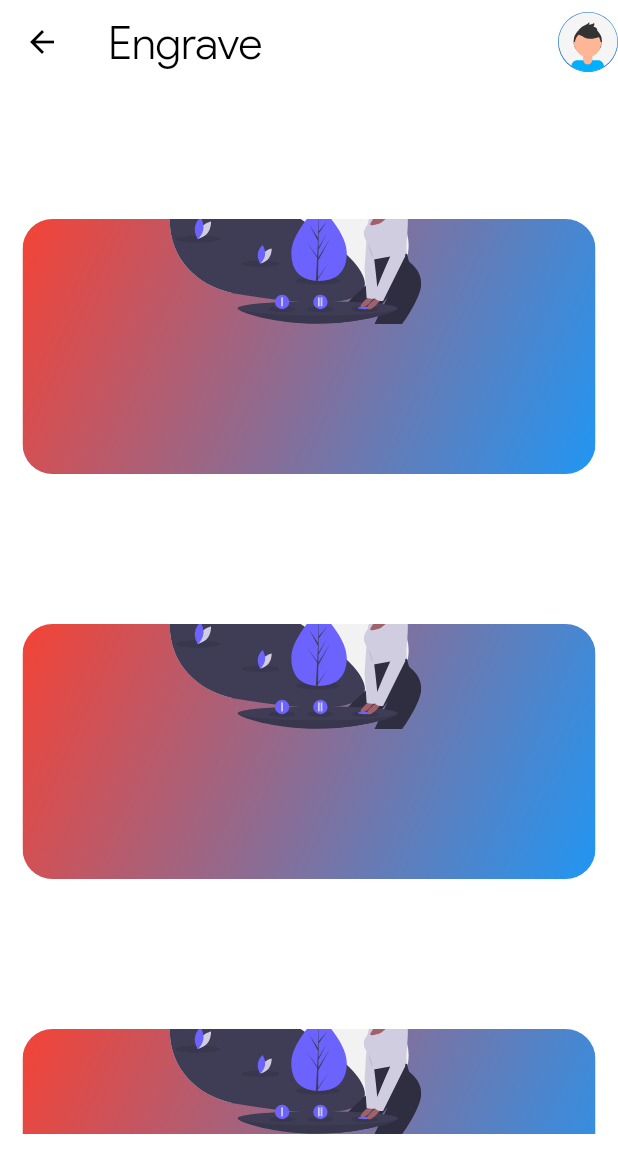
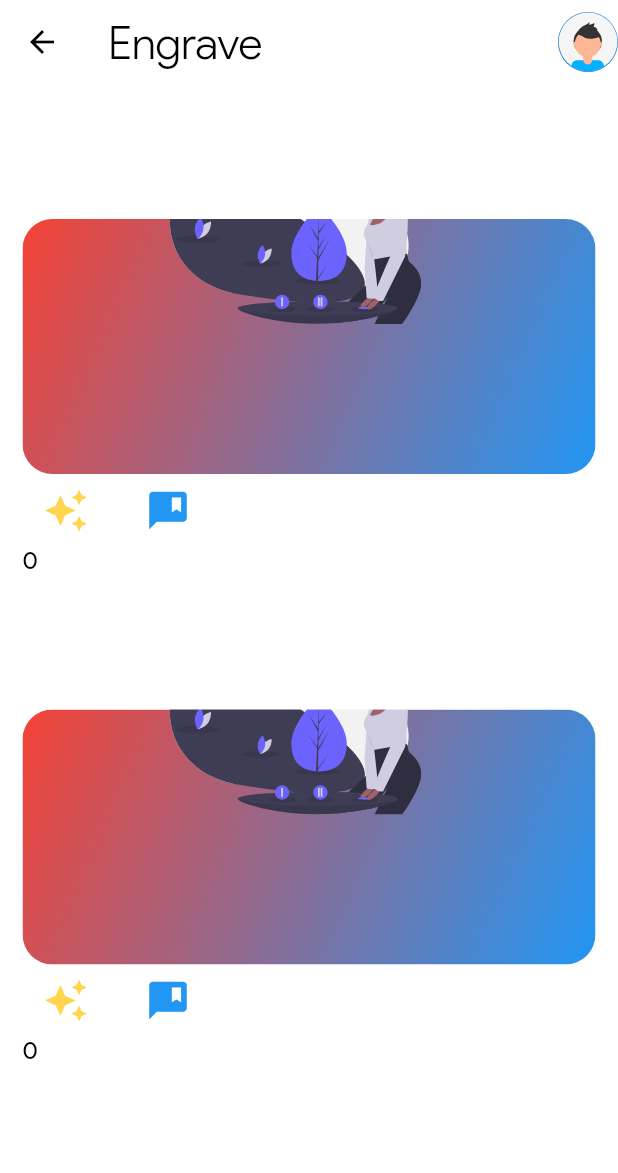
Before and after one commit to Amitpatil215/Engrave, a Flutter app: the HomeScreen screen opened by its route, on a phone screen of 412 x 824 dp. Shown: the top 1173 px of the screen. Run offline on Flutter 3.47's test engine with Material 2 defaults, Android fonts, the phone set to English and light mode, and no system bars; our stand-ins replace flutter_screenutil, flutter_svg, shared_preferences; accounts and stored records are empty.

Commit message:
comment page

```diff
--- a/lib/main_properties/routs.dart
+++ b/lib/main_properties/routs.dart
@@ -3,6 +3,7 @@ import '../screens/login_screen.dart';
 import '../screens/createscreen.dart';
 import '../screens/home_screen.dart';
 import '../screens/img_screen.dart';
+import '../widgets/home_screen_widgets/comment.dart';
 
 Map<String, Widget Function(BuildContext)> routeTable = {
   LoginScreen.routeName: (ctx) {
@@ -17,4 +18,7 @@ Map<String, Widget Function(BuildContext)> routeTable = {
   HomeScreen.routeName: (ctx) {
     return HomeScreen();
   },
+  CommentPage.routeName: (ctx) {
+    return CommentPage();
+  },
 };
--- a/lib/widgets/home_screen_widgets/h_s_list_view.dart
+++ b/lib/widgets/home_screen_widgets/h_s_list_view.dart
@@ -2,8 +2,23 @@ import 'package:flutter/material.dart';
 import 'package:flutter_screenutil/flutter_screenutil.dart';
 import 'package:flutter_svg/svg.dart';
 import '../../screens/img_screen.dart';
+import './comment.dart';
 
-class HSListView extends StatelessWidget {
+class HSListView extends StatefulWidget {
+  @override
+  _HSListViewState createState() => _HSListViewState();
+}
+
+class _HSListViewState extends State<HSListView> {
+  final commentController = TextEditingController();
+
+  int count = 0;
+  _commentPressed() {
+    setState(() {
+      Navigator.of(context).pushNamed(CommentPage.routeName);
+    });
+  }
+
   @override
   Widget build(BuildContext context) {
     return ListView.builder(
@@ -52,8 +67,43 @@ class HSListView extends StatelessWidget {
               ),
             ),
           ),
-          SizedBox(
-            height: 10,
+          Column(
+            crossAxisAlignment: CrossAxisAlignment.start,
+            children: [
+              Row(
+                children: <Widget>[
+                  FlatButton(
+                    onPressed: () {
+                      setState(() {
+                        count = count + 1;
+                      });
+                    },
+                    child: Icon(
+                      Icons.auto_awesome,
+                      size: 30.0,
+                      color: Colors.amber[300],
+                    ),
+                  ),
+                  IconButton(
+                    icon: Icon(
+                      Icons.comment_bank,
+                      size: 30.0,
+                      color: Colors.blue,
+                    ),
+                    onPressed: () {
+                      return _commentPressed();
+                    },
+                  ),
+                ],
+              ),
+              Container(
+                padding: EdgeInsets.symmetric(horizontal: 15),
+                child: Text(
+                  count.toString(),
+                  style: TextStyle(color: Colors.black, fontSize: 16),
+                ),
+              ),
+            ],
           ),
         ],
       ),
```
Also changed, not shown: lib/screens/img_screen.dart (+27 -7 lines), lib/widgets/home_screen_widgets/comment.dart (added, +76 -0 lines).
